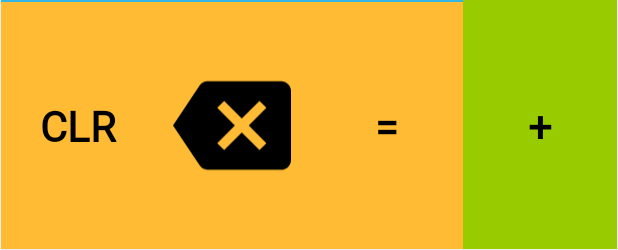
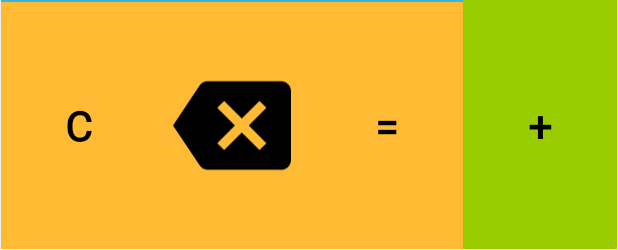
Before and after one commit to serhuz/tCalc, an Android app: the layout fragment_input_calc.xml on its own in the app's theme, with its tools: preview values and no code run, on a phone screen of 412 x 824 dp. Shown: the part 986-1236 px from the top of the screen. Run offline under Robolectric (Android 15) with nearby library versions, the phone set to English and light mode, and no system bars.

Commit message:
Rename CLR to C

```diff
--- a/app/src/main/res/values/untranslatable.xml
+++ b/app/src/main/res/values/untranslatable.xml
@@ -14,7 +14,7 @@
     <string name="btn_9" translatable="false">9</string>
     <string name="btn_answer" translatable="false">ANS</string>
     <string name="btn_calculate" translatable="false">=</string>
-    <string name="btn_clear" translatable="false">CLR</string>
+    <string name="btn_clear" translatable="false">C</string>
     <string name="btn_colon" translatable="false">:</string>
     <string name="btn_divide" translatable="false">÷</string>
     <string name="btn_dot" translatable="false">.</string>
```
